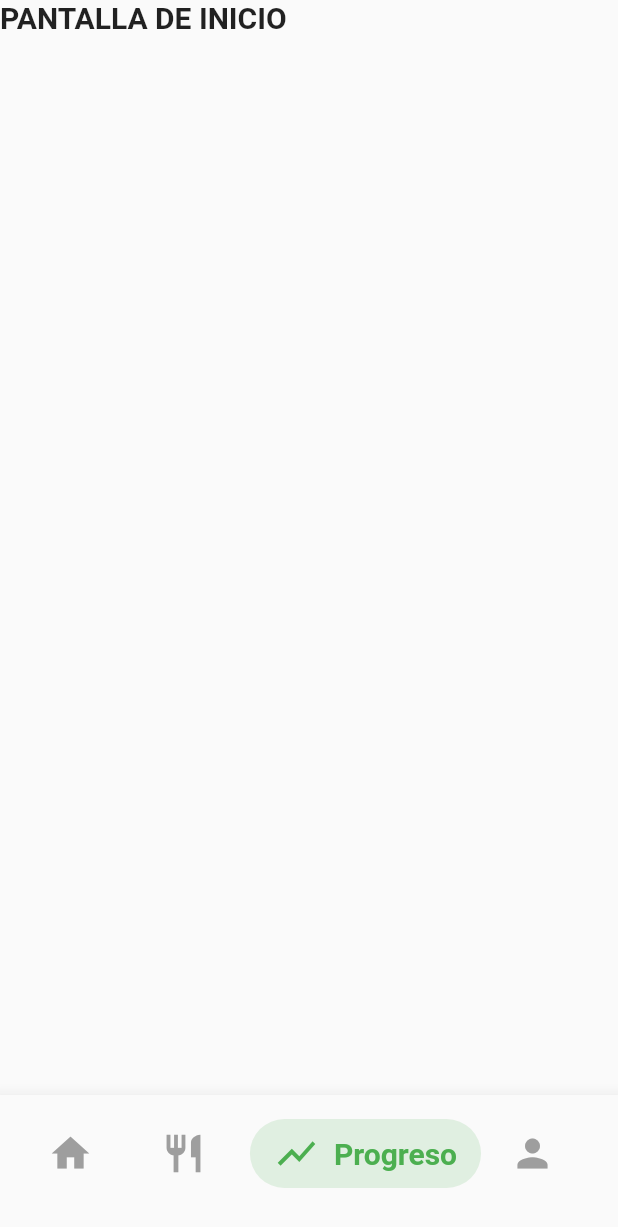
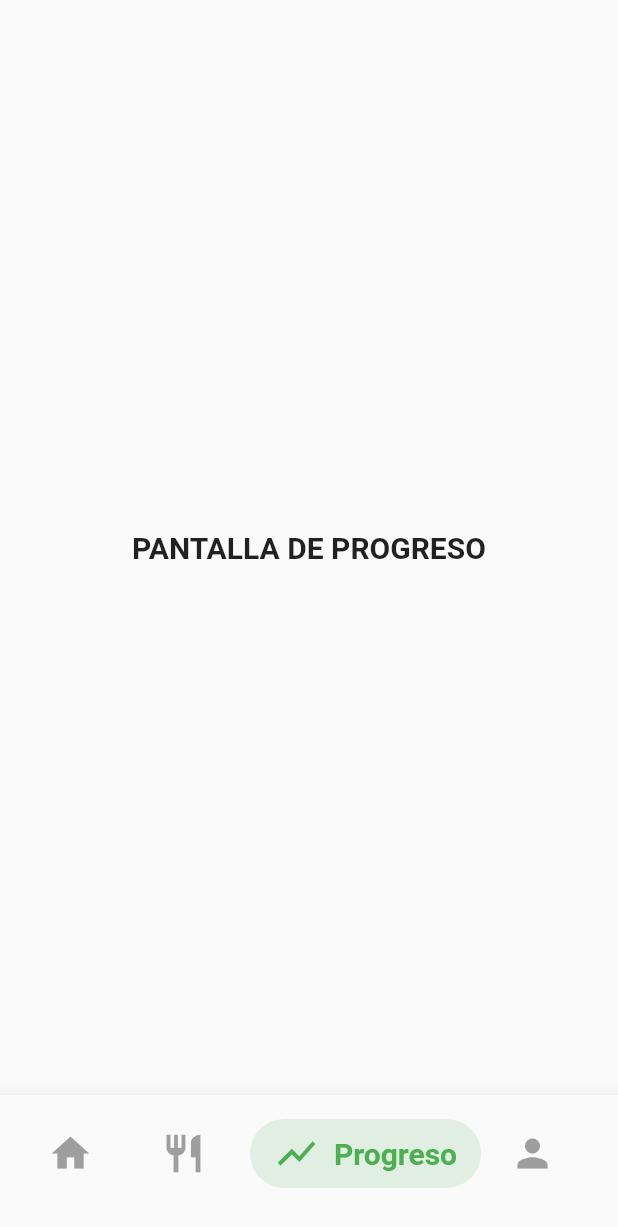
Before and after one commit to Guerrimau/dietario_app, a Flutter app: the screen it shows after launch, item 3 of the bottom bar chosen, on a phone screen of 412 x 824 dp. Shown: the top 1227 px of the screen. Run offline on Flutter 3.47's test engine with Material 2 defaults, Android fonts, the phone set to English and light mode, and no system bars.

```diff
--- a/lib/Navbar/bottom_bar_navigation_pattern/bottom_bar_navigation_pattern_example.dart
+++ b/lib/Navbar/bottom_bar_navigation_pattern/bottom_bar_navigation_pattern_example.dart
@@ -1,6 +1,9 @@
 import 'package:flutter/material.dart';
 import 'animated_bottom_bar.dart';
 import '../../Pantallas/PantallaInicio/pantalla_inicio.dart';
+import '../../Pantallas/Dietario/dietario.dart';
+import '../../Pantallas/Perfil/perfil.dart';
+import '../../Pantallas/Progreso/progreso.dart';
 
 class BottomBarNavigation extends StatefulWidget {
   final List<BarItem> barItems = [
@@ -38,9 +41,9 @@ class _BottomBarNavigationPattern
   Widget callPage(int selectedBarIndex){
     switch(selectedBarIndex) {
       case 0: return PantallaInicio();
-      case 1: return PantallaInicio();
-      case 2: return PantallaInicio();
-      case 3: return PantallaInicio();
+      case 1: return Dietario();
+      case 2: return Progreso();
+      case 3: return Perfil();
       default: return PantallaInicio();
     }
   }
--- a/lib/Pantallas/PantallaInicio/pantalla_inicio.dart
+++ b/lib/Pantallas/PantallaInicio/pantalla_inicio.dart
@@ -1,15 +1,15 @@
 import 'package:flutter/material.dart';
+import '../../Componentes/tarjeta_comida.dart';
 
 class PantallaInicio extends StatelessWidget {
   @override
   Widget build(BuildContext context) {
-	 return Container(
-		child: Text(
-			"PANTALLA DE INICIO",
-			style: TextStyle(
-				fontSize: 20,
-				fontWeight: FontWeight.bold
-			))
-	 );
+	 return (
+     Column(
+       children: <Widget> [
+         TarjetaComida()
+       ]
+     )
+   );
   }
 }
--- /dev/null
+++ b/lib/Pantallas/Progreso/progreso.dart
@@ -0,0 +1,16 @@
+import 'package:flutter/material.dart';
+
+class Progreso extends StatelessWidget {
+  @override
+  Widget build(BuildContext context) {
+	 return Container(
+    alignment: Alignment.center,
+		child: Text(
+			"PANTALLA DE PROGRESO",
+			style: TextStyle(
+				fontSize: 20,
+				fontWeight: FontWeight.bold
+			))
+	 );
+  }
+}
```
Also changed, not shown: lib/Componentes/boton_verde.dart (added, +48 -0 lines), lib/Componentes/tarjeta_comida.dart (added, +84 -0 lines), lib/Pantallas/Dietario/dietario.dart (added, +16 -0 lines), lib/Pantallas/Perfil/perfil.dart (added, +16 -0 lines), pubspec.yaml (+6 -5 lines), assets/images/hotcake.jpg (added), fonts/Lato-Regular.ttf (added).
